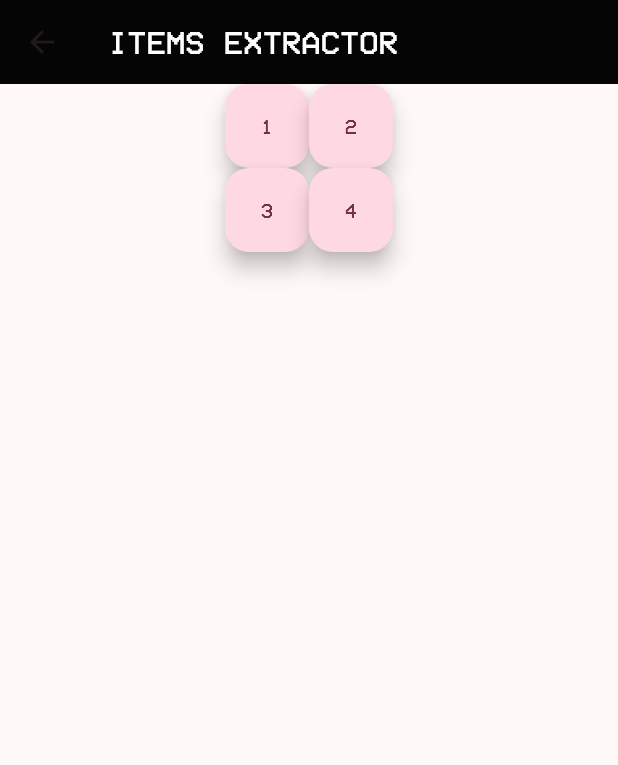
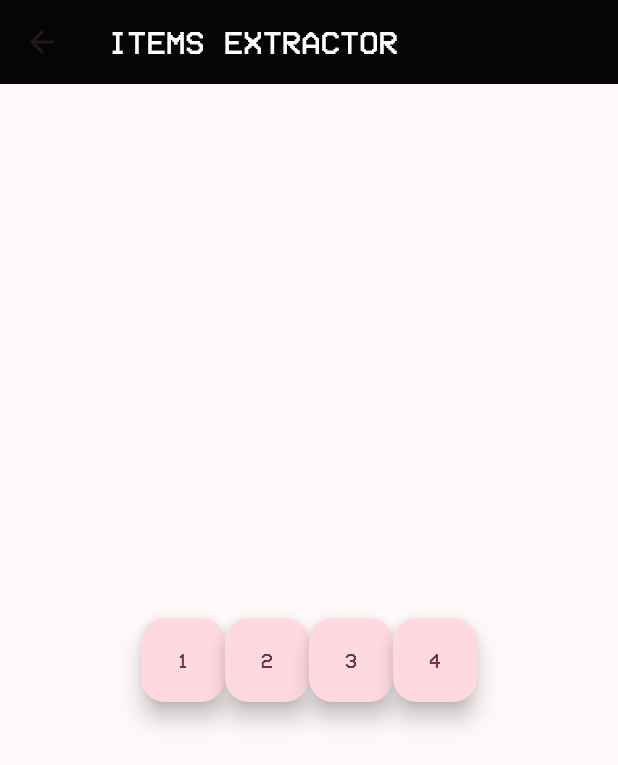
Before and after one commit to Luca-Foglieni/BuckshotShellExtractor, a Flutter app: the ItemExtractor screen opened directly, on a phone screen of 412 x 824 dp. Shown: the top 765 px of the screen. Run offline on Flutter 3.47's test engine with Material 3 defaults, Android fonts, the phone set to English and light mode, and no system bars.

Commit message:
reordered the new card page

```diff
--- a/lib/main.dart
+++ b/lib/main.dart
@@ -372,16 +372,16 @@ class _ItemExtractorState extends State<ItemExtractor> {
       int distinctItems = 10;
 
       for (var i = 0; i < numberOfItems; i++) {
-        if (p1.length <= itemsLimit) {
+        if (p1.length < itemsLimit) {
           p1.add(1 + random.nextInt(distinctItems));
         }
-        if (p2.length <= itemsLimit) {
+        if (p2.length < itemsLimit) {
           p2.add(1 + random.nextInt(distinctItems));
         }
-        if (p3.length <= itemsLimit) {
+        if (p3.length < itemsLimit) {
           p3.add(1 + random.nextInt(distinctItems));
         }
-        if (p4.length <= itemsLimit) {
+        if (p4.length < itemsLimit) {
           p4.add(1 + random.nextInt(distinctItems));
         }
       }
@@ -476,23 +476,33 @@ class _ItemExtractorState extends State<ItemExtractor> {
         title: Text('ITEMS EXTRACTOR'),
         titleTextStyle: TextStyle(fontFamily: 'VCR_OSD_MONO', fontSize: 22),
       ),
-      body: Column(
-        mainAxisAlignment: MainAxisAlignment.start,
+      body: Stack(
         children: [
-          Row(
-            mainAxisAlignment: MainAxisAlignment.center,
+          Align(
+            alignment: Alignment.topLeft,
+            child: SizedBox(
+              width: 120,
+              child: Wrap(
                 children: List.generate(p1.length, (index) {
                   return insertCardImage(p1, index);
                 }),
               ),
-          Row(
-            mainAxisAlignment: MainAxisAlignment.center,
+            ),
+          ),
+          Align(
+            alignment: Alignment.topRight,
+            child: SizedBox(
+              width: 120,
+              child: Wrap(
                 children: List.generate(p2.length, (index) {
                   return insertCardImage(p2, index);
                 }),
               ),
-          Row(
-            mainAxisAlignment: MainAxisAlignment.center,
+            ),
+          ),
+          Align(
+            alignment: Alignment.center,
+            child: Wrap(
               children: [
                 FloatingActionButton(
                   heroTag: '1Items',
@@ -504,11 +514,6 @@ class _ItemExtractorState extends State<ItemExtractor> {
                   onPressed: _itemsGenerator2,
                   child: Text('2'),
                 ),
-            ],
-          ),
-          Row(
-            mainAxisAlignment: MainAxisAlignment.center,
-            children: [
                 FloatingActionButton(
                   heroTag: '3Items',
                   onPressed: _itemsGenerator3,
@@ -521,17 +526,28 @@ class _ItemExtractorState extends State<ItemExtractor> {
                 ),
               ],
             ),
-          Row(
-            mainAxisAlignment: MainAxisAlignment.center,
+          ),
+          Align(
+            alignment: Alignment.bottomLeft,
+            child: SizedBox(
+              width: 120,
+              child: Wrap(
                 children: List.generate(p3.length, (index) {
+                  return insertCardImage(p3, index);
+                }),
+              ),
+            ),
+          ),
+          Align(
+            alignment: Alignment.bottomRight,
+            child: SizedBox(
+              width: 120,
+              child: Wrap(
+                children: List.generate(p4.length, (index) {
                   return insertCardImage(p4, index);
                 }),
               ),
-          Row(
-            mainAxisAlignment: MainAxisAlignment.center,
-            children: List.generate(p4.length, (index) {
-              return insertCardImage(p4, index);
-            }),
+            ),
           ),
         ],
       ),
```
Lines whose indentation alone changed are shown as unchanged.
